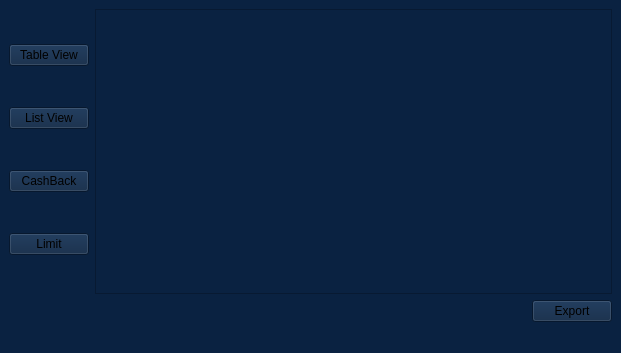
This is mainwindow.ui in crazyrinchik/cpp_qt_project as Qt 5 draws it before an edit. The edited form follows.
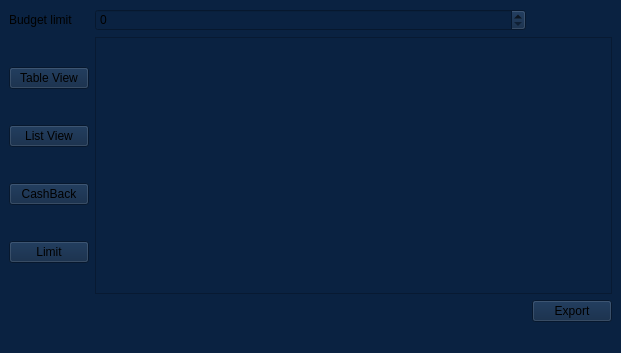
This is the edited form.

```diff
--- a/mainwindow.ui
+++ b/mainwindow.ui
@@ -18,14 +18,49 @@
   </property>
   <widget class="QWidget" name="centralwidget">
    <layout class="QGridLayout" name="gridLayout">
-    <item row="3" column="2">
+    <item row="1" column="1" colspan="2">
+     <widget class="QGraphicsView" name="graphicsView"/>
+    </item>
+    <item row="1" column="0">
+     <layout class="QVBoxLayout" name="verticalLayout">
+      <item>
+       <widget class="QPushButton" name="TableViewButton">
+        <property name="text">
+         <string>Table View</string>
+        </property>
+       </widget>
+      </item>
+      <item>
+       <widget class="QPushButton" name="ListViewButton">
+        <property name="text">
+         <string>List View</string>
+        </property>
+       </widget>
+      </item>
+      <item>
+       <widget class="QPushButton" name="CashBackButton">
+        <property name="text">
+         <string>CashBack</string>
+        </property>
+       </widget>
+      </item>
+      <item>
+       <widget class="QPushButton" name="LimitButton">
+        <property name="text">
+         <string>Limit</string>
+        </property>
+       </widget>
+      </item>
+     </layout>
+    </item>
+    <item row="2" column="2">
      <widget class="QPushButton" name="ExportButton">
       <property name="text">
        <string>Export</string>
       </property>
      </widget>
     </item>
-    <item row="3" column="1">
+    <item row="2" column="1">
      <spacer name="horizontalSpacer">
       <property name="orientation">
        <enum>Qt::Horizontal</enum>
@@ -38,40 +73,15 @@
       </property>
      </spacer>
     </item>
-    <item row="2" column="0">
-     <layout class="QVBoxLayout" name="verticalLayout">
-      <item>
-       <widget class="QPushButton" name="TableViewButton">
-        <property name="text">
-         <string>Table View</string>
-        </property>
-       </widget>
-      </item>
-      <item>
-       <widget class="QPushButton" name="ListViewButton">
-        <property name="text">
-         <string>List View</string>
-        </property>
-       </widget>
-      </item>
-      <item>
-       <widget class="QPushButton" name="CashBackButton">
-        <property name="text">
-         <string>CashBack</string>
-        </property>
-       </widget>
-      </item>
-      <item>
-       <widget class="QPushButton" name="LimitButton">
-        <property name="text">
-         <string>Limit</string>
-        </property>
-       </widget>
-      </item>
-     </layout>
+    <item row="0" column="1">
+     <widget class="QSpinBox" name="budgetSpinBox"/>
     </item>
-    <item row="2" column="1" colspan="2">
-     <widget class="QGraphicsView" name="graphicsView"/>
+    <item row="0" column="0">
+     <widget class="QLabel" name="label">
+      <property name="text">
+       <string>Budget limit</string>
+      </property>
+     </widget>
     </item>
    </layout>
   </widget>
```
